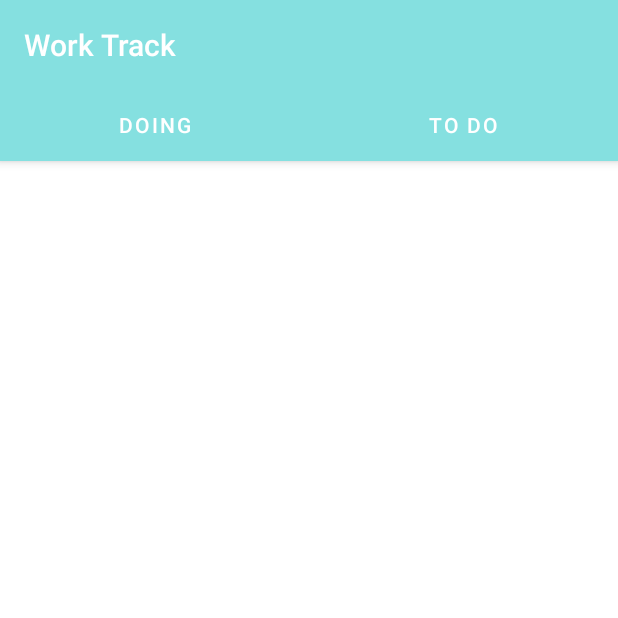
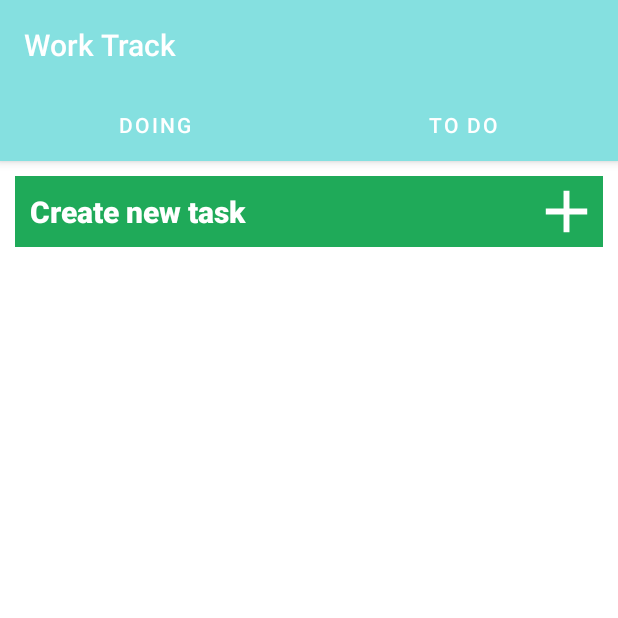
Before and after one commit to vishalkumardecentvro/WorkTrack, an Android app: the screen it shows after launch (MainActivity), tab 2 chosen, on a phone screen of 412 x 824 dp, the top half of it. Run offline under Robolectric (Android 15) with nearby library versions, the phone set to English and light mode, and no system bars; our stand-ins replace Room's generated code; 4 statements that could not run were skipped.

Commit message:
store todo task in database

```diff
--- a/app/src/main/java/com/example/worktrack/AddTaskBottomSheetDialog.java
+++ b/app/src/main/java/com/example/worktrack/AddDoingTaskBottomSheetDialog.java
@@ -21,14 +21,14 @@ import org.jetbrains.annotations.NotNull;
 
 import java.util.Calendar;
 
-public class AddTaskBottomSheetDialog extends BottomSheetDialog {
+public class AddDoingTaskBottomSheetDialog extends BottomSheetDialog {
   private AddTaskBottomSheetDialogBinding binding;
   private Context context;
   private DoingView doingView;
   private Bundle bundle;
   private boolean editMode = false;
 
-  public AddTaskBottomSheetDialog(@NonNull @NotNull Context context, AddTaskBottomSheetDialogBinding binding) {
+  public AddDoingTaskBottomSheetDialog(@NonNull @NotNull Context context, AddTaskBottomSheetDialogBinding binding) {
     super(context);
     this.context = context;
     this.binding = binding;
--- /dev/null
+++ b/app/src/main/java/com/example/worktrack/AddTodoTaskBottomSheetDialog.java
@@ -0,0 +1,158 @@
+package com.example.worktrack;
+
+import android.app.DatePickerDialog;
+import android.app.TimePickerDialog;
+import android.content.Context;
+import android.os.Bundle;
+import android.widget.DatePicker;
+import android.widget.TimePicker;
+import android.widget.Toast;
+
+import androidx.annotation.NonNull;
+import androidx.fragment.app.FragmentActivity;
+import androidx.lifecycle.ViewModelProviders;
+
+import com.example.worktrack.databinding.AddTaskBottomSheetDialogBinding;
+import com.example.worktrack.room.entitiy.TodoEntity;
+import com.example.worktrack.room.view.TodoView;
+import com.google.android.material.bottomsheet.BottomSheetDialog;
+
+import org.jetbrains.annotations.NotNull;
+
+import java.util.Calendar;
+
+public class AddTodoTaskBottomSheetDialog extends BottomSheetDialog {
+  private AddTaskBottomSheetDialogBinding binding;
+  private Context context;
+  private TodoView todoView;
+  private Bundle bundle;
+  private boolean editMode = false;
+
+  public AddTodoTaskBottomSheetDialog(@NonNull @NotNull Context context, AddTaskBottomSheetDialogBinding binding) {
+    super(context);
+    this.context = context;
+    this.binding = binding;
+    clear();
+
+    instantiate();
+    initialize();
+    listen();
+  }
+
+  @Override
+  protected void onCreate(Bundle savedInstanceState) {
+    super.onCreate(savedInstanceState);
+  }
+
+  @Override
+  public void dismiss() {
+    super.dismiss();
+    clear();
+  }
+
+  private void instantiate() {
+  }
+
+  public void instantiateBundle(Bundle bundleInEditMode) {
+
+    bundle = bundleInEditMode;
+    if (bundle.containsKey("editMode")) {
+
+      binding.metTaskName.setText(bundle.getString("taskName"));
+      binding.metPriority.setText(String.valueOf(bundle.getInt("taskPriority")));
+      binding.tvTime.setText(bundle.getString("taskTime"));
+      binding.tvDate.setText(bundle.getString("taskDate"));
+
+      editMode = bundle.getBoolean("editMode");
+    }
+  }
+
+  private void initialize() {
+    setContentView(binding.getRoot());
+    todoView = ViewModelProviders.of((FragmentActivity) context).get(TodoView.class);
+
+  }
+
+  private void listen() {
+    binding.mcvSave.setOnClickListener(v -> processSaveTask());
+    binding.mcvDate.setOnClickListener(v -> openDatePicker());
+    binding.mcvTime.setOnClickListener(v -> openTimePicker());
+
+  }
+
+  private void processSaveTask() {
+    if (binding.metTaskName.getString().trim().isEmpty() || binding.metPriority.getString().trim().isEmpty()) {
+      return;
+    }
+
+    if (binding.tvDate.getText().toString().isEmpty() || binding.tvTime.getText().toString().isEmpty()) {
+      Toast.makeText(context, "Please enter date and time", Toast.LENGTH_SHORT).show();
+      return;
+    }
+
+    TodoEntity todoEntity = new TodoEntity();
+
+    todoEntity.setTaskName(binding.metTaskName.getString());
+    todoEntity.setPriority(Integer.parseInt(binding.metPriority.getString()));
+    todoEntity.setTime(binding.tvTime.getText().toString());
+    todoEntity.setDate(binding.tvDate.getText().toString());
+
+    if (editMode) {
+      todoEntity.setId(bundle.getInt("id"));
+      todoView.update(todoEntity);
+      editMode = false;
+
+    } else {
+      todoView.insert(todoEntity);
+    }
+
+    clear();
+    dismiss();
+  }
+
+  private void openDatePicker() {
+    Calendar c = Calendar.getInstance();
+    int dayOfMonth = c.get(Calendar.DATE);
+    int month = c.get(Calendar.MONTH);
+    int year = c.get(Calendar.YEAR);
+
+    DatePickerDialog datePickerDialog = new DatePickerDialog(getContext(), new DatePickerDialog.OnDateSetListener() {
+      @Override
+      public void onDateSet(DatePicker view, int year, int month, int dayOfMonth) {
+        binding.tvDate.setText(dayOfMonth + "/" + month + "/" + year);
+      }
+    }, dayOfMonth, month, year);
+
+    datePickerDialog.setTitle("Select Date");
+    datePickerDialog.getDatePicker().setMinDate(System.currentTimeMillis());
+    datePickerDialog.show();
+  }
+
+  private void openTimePicker() {
+
+    Calendar time = Calendar.getInstance();
+    int hour = time.get(Calendar.HOUR);
+    int minute = time.get(Calendar.MINUTE);
+
+    TimePickerDialog timePickerDialog = new TimePickerDialog(getContext(), new TimePickerDialog.OnTimeSetListener() {
+      @Override
+      public void onTimeSet(TimePicker view, int hourOfDay, int minute) {
+        if (hourOfDay < 12)
+          binding.tvTime.setText(hourOfDay + ":" + minute + " AM");
+        else
+          binding.tvTime.setText(hourOfDay + ":" + minute + " PM");
+
+      }
+    }, hour, minute, false);
+
+    timePickerDialog.setTitle("Select Time");
+    timePickerDialog.show();
+  }
+
+  public void clear() {
+    binding.metPriority.clear();
+    binding.metTaskName.clear();
+    binding.tvDate.setText("");
+    binding.tvTime.setText("");
+  }
+}
--- a/app/src/main/java/com/example/worktrack/Database.java
+++ b/app/src/main/java/com/example/worktrack/Database.java
@@ -8,8 +8,9 @@ import androidx.room.RoomDatabase;
 import com.example.worktrack.room.dao.DoingDao;
 import com.example.worktrack.room.dao.TodoDao;
 import com.example.worktrack.room.entitiy.DoingEntity;
+import com.example.worktrack.room.entitiy.TodoEntity;
 
-@androidx.room.Database(entities = {DoingEntity.class}, version = 1, exportSchema = false)
+@androidx.room.Database(entities = {DoingEntity.class, TodoEntity.class}, version = 1, exportSchema = false)
 public abstract class Database extends RoomDatabase {
 
   public static Database databaseInstance;
--- a/app/src/main/java/com/example/worktrack/MainActivity.java
+++ b/app/src/main/java/com/example/worktrack/MainActivity.java
@@ -8,7 +8,6 @@ import androidx.viewpager.widget.ViewPager;
 import com.example.worktrack.adapters.SectionPageAdapter;
 import com.example.worktrack.databinding.ActivityMainBinding;
 import com.example.worktrack.fragments.DoingFragment;
-import com.example.worktrack.fragments.DoneFragment;
 import com.example.worktrack.fragments.TodoFragment;
 import com.google.android.material.tabs.TabLayout;
 
--- a/app/src/main/java/com/example/worktrack/fragments/DoingFragment.java
+++ b/app/src/main/java/com/example/worktrack/fragments/DoingFragment.java
@@ -11,7 +11,7 @@ import androidx.fragment.app.Fragment;
 import androidx.lifecycle.Observer;
 import androidx.lifecycle.ViewModelProviders;
 
-import com.example.worktrack.AddTaskBottomSheetDialog;
+import com.example.worktrack.AddDoingTaskBottomSheetDialog;
 import com.example.worktrack.adapters.DoingAdapter;
 import com.example.worktrack.databinding.AddTaskBottomSheetDialogBinding;
 import com.example.worktrack.databinding.FragmentDoingBinding;
@@ -25,7 +25,7 @@ import java.util.List;
 public class DoingFragment extends Fragment {
 
   private FragmentDoingBinding binding;
-  private AddTaskBottomSheetDialog addTaskBottomSheetDialog;
+  private AddDoingTaskBottomSheetDialog addDoingTaskBottomSheetDialog;
   private DoingView doingView;
   private DoingAdapter doingAdapter;
   private List<DoingEntity> doingEntityList;
@@ -59,7 +59,7 @@ public class DoingFragment extends Fragment {
 
   private void instantiate() {
 
-    addTaskBottomSheetDialog = new AddTaskBottomSheetDialog(getActivity(), AddTaskBottomSheetDialogBinding.inflate(getLayoutInflater()));
+    addDoingTaskBottomSheetDialog = new AddDoingTaskBottomSheetDialog(getActivity(), AddTaskBottomSheetDialogBinding.inflate(getLayoutInflater()));
     doingView = ViewModelProviders.of(this).get(DoingView.class);
     doingAdapter = new DoingAdapter(getContext());
   }
@@ -86,8 +86,8 @@ public class DoingFragment extends Fragment {
 
         bundle.putBoolean("editMode", true);
 
-        addTaskBottomSheetDialog.show();
-        addTaskBottomSheetDialog.instantiateBundle(bundle);
+        addDoingTaskBottomSheetDialog.show();
+        addDoingTaskBottomSheetDialog.instantiateBundle(bundle);
       }
     });
   }
@@ -103,6 +103,6 @@ public class DoingFragment extends Fragment {
   }
 
   private void processAddTask() {
-    addTaskBottomSheetDialog.show();
+    addDoingTaskBottomSheetDialog.show();
   }
 }
--- a/app/src/main/java/com/example/worktrack/fragments/TodoFragment.java
+++ b/app/src/main/java/com/example/worktrack/fragments/TodoFragment.java
@@ -1,17 +1,23 @@
 package com.example.worktrack.fragments;
 
 import android.os.Bundle;
-
-import androidx.fragment.app.Fragment;
-
 import android.view.LayoutInflater;
 import android.view.View;
 import android.view.ViewGroup;
 
-import com.example.worktrack.R;
+import androidx.annotation.NonNull;
+import androidx.annotation.Nullable;
+import androidx.fragment.app.Fragment;
+
+import com.example.worktrack.AddTodoTaskBottomSheetDialog;
+import com.example.worktrack.databinding.AddTaskBottomSheetDialogBinding;
+import com.example.worktrack.databinding.FragmentTodoBinding;
+
+import org.jetbrains.annotations.NotNull;
 
 public class TodoFragment extends Fragment {
-
+  private FragmentTodoBinding binding;
+  private AddTodoTaskBottomSheetDialog addTodoTaskBottomSheetDialog;
 
   @Override
   public void onCreate(Bundle savedInstanceState) {
@@ -21,6 +27,39 @@ public class TodoFragment extends Fragment {
 
   @Override
   public View onCreateView(LayoutInflater inflater, ViewGroup container, Bundle savedInstanceState) {
-    return inflater.inflate(R.layout.fragment_todo, container, false);
+    binding = FragmentTodoBinding.inflate(inflater, container, false);
+    View view = binding.getRoot();
+    return view;
+  }
+
+  @Override
+  public void onViewCreated(@NonNull @NotNull View view, @Nullable @org.jetbrains.annotations.Nullable Bundle savedInstanceState) {
+    super.onViewCreated(view, savedInstanceState);
+    instantiate();
+    initialize();
+    listen();
+    load();
+  }
+
+  private void instantiate(){
+    addTodoTaskBottomSheetDialog = new AddTodoTaskBottomSheetDialog(getContext(), AddTaskBottomSheetDialogBinding.inflate(getLayoutInflater()));
+
+  }
+
+  private void initialize(){
+
+  }
+
+  private void listen(){
+    binding.llCreateTask.setOnClickListener(v -> processAddTask());
+
+  }
+
+  private void load(){
+
+  }
+
+  private void processAddTask() {
+    addTodoTaskBottomSheetDialog.show();
   }
 }
--- /dev/null
+++ b/app/src/main/java/com/example/worktrack/room/view/TodoView.java
@@ -0,0 +1,38 @@
+package com.example.worktrack.room.view;
+
+import android.app.Application;
+
+import androidx.annotation.NonNull;
+import androidx.lifecycle.AndroidViewModel;
+import androidx.lifecycle.LiveData;
+
+import com.example.worktrack.room.entitiy.TodoEntity;
+import com.example.worktrack.room.repository.TodoRepository;
+
+import java.util.List;
+
+public class TodoView extends AndroidViewModel {
+
+  private TodoRepository repository;
+
+  public TodoView(@NonNull Application application) {
+    super(application);
+    repository = new TodoRepository(application);
+  }
+
+  public void insert(TodoEntity todoEntity) {
+    repository.insertTask(todoEntity);
+  }
+
+  public void delete(TodoEntity todoEntity) {
+    repository.deleteTasks(todoEntity);
+  }
+
+  public void update(TodoEntity todoEntity) {
+    repository.updateTask(todoEntity);
+  }
+
+  public LiveData<List<TodoEntity>> getAllTask() {
+    return repository.getTodoTasksList();
+  }
+}
--- a/app/src/main/res/layout/fragment_todo.xml
+++ b/app/src/main/res/layout/fragment_todo.xml
@@ -1,9 +1,47 @@
 <?xml version="1.0" encoding="utf-8"?>
-<FrameLayout xmlns:android="http://schemas.android.com/apk/res/android"
+<RelativeLayout xmlns:android="http://schemas.android.com/apk/res/android"
   xmlns:tools="http://schemas.android.com/tools"
   android:layout_width="match_parent"
   android:layout_height="match_parent"
+  xmlns:app="http://schemas.android.com/apk/res-auto"
+  android:padding="10dp"
   tools:context=".fragments.TodoFragment">
 
+  <LinearLayout
+    android:id="@+id/llCreateTask"
+    android:layout_width="match_parent"
+    android:layout_height="wrap_content"
+    android:layout_marginBottom="10dp"
+    android:background="@color/greenStart"
+    android:orientation="horizontal">
 
-</FrameLayout>
+    <TextView
+      android:layout_width="match_parent"
+      android:layout_height="match_parent"
+      android:layout_gravity="center"
+      android:layout_weight="1"
+      android:fontFamily="sans-serif-black"
+      android:padding="10dp"
+      android:text="Create new task"
+      android:textColor="@color/white"
+      android:textSize="20sp" />
+
+    <ImageView
+      android:id="@+id/ivAddTask"
+      android:layout_width="match_parent"
+      android:layout_height="match_parent"
+      android:layout_weight="7"
+      android:src="@drawable/ic_add" />
+
+  </LinearLayout>
+
+  <androidx.recyclerview.widget.RecyclerView
+    android:id="@+id/rvTodo"
+    android:layout_width="match_parent"
+    android:layout_height="wrap_content"
+    android:layout_below="@id/llCreateTask"
+    app:layoutManager="androidx.recyclerview.widget.LinearLayoutManager"
+    app:reverseLayout="false"
+    tools:listitem="@layout/rv_doing" />
+
+</RelativeLayout>
```
Also changed, not shown: app/src/main/java/com/example/worktrack/fragments/DoneFragment.java (deleted, +0 -26 lines), app/src/main/res/layout/fragment_done_framgnet.xml (deleted, +0 -9 lines).
